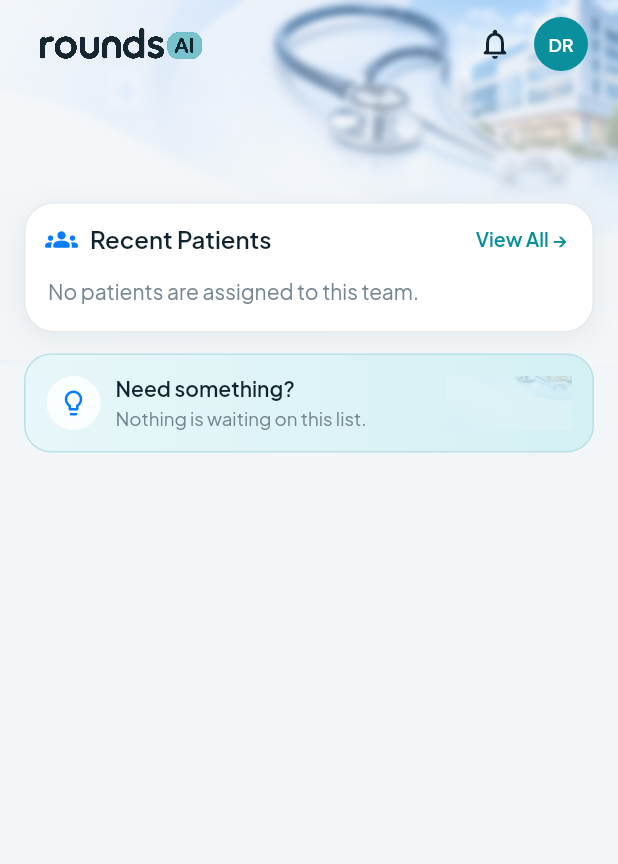
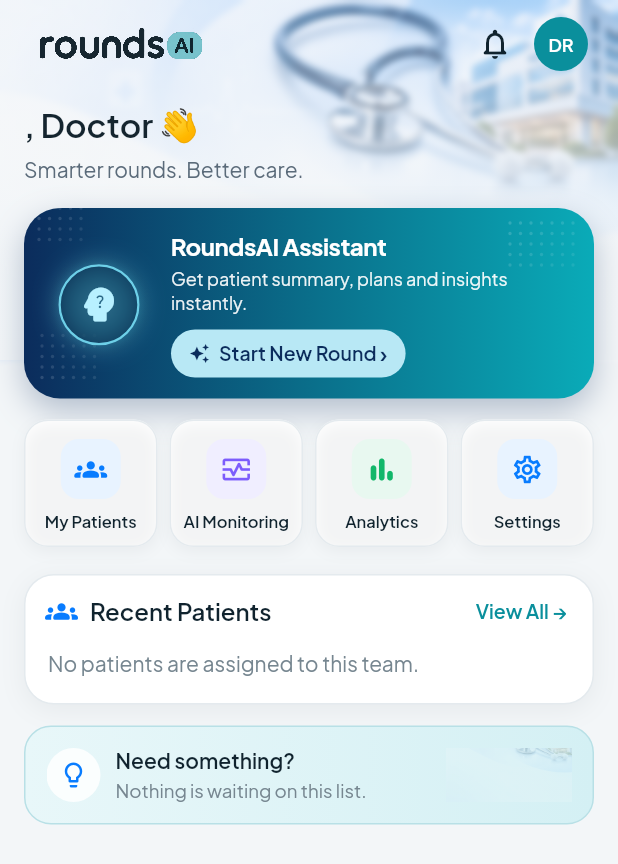
Before and after one commit to thirumaladdcreation/round-ai-frontend, a Flutter app: the HomeDashboard widget shown alone on an empty page, opened directly with empty values, on a phone screen of 412 x 824 dp. Shown: the top 864 px of the screen. Run offline on Flutter 3.47's test engine with Material 3 defaults, Android fonts, the phone set to English and light mode, and no system bars; our stand-ins replace dio, equatable, flutter_bloc, flutter_secure_storage, go_router, image_picker and 3 more; missing offline and left inert: record; accounts and stored records are empty.

Commit message:
Restore Today mockup layout: greeting, assistant card, and quick grid.
EOF

Co-authored-by: Cursor <cursoragent@cursor.com>

```diff
--- a/lib/features/today/screens/today_screen.dart
+++ b/lib/features/today/screens/today_screen.dart
@@ -12,8 +12,10 @@ import 'package:round_ai/features/today/bloc/home_event.dart';
 import 'package:round_ai/features/today/bloc/home_state.dart';
 import 'package:round_ai/features/today/models/home_snapshot.dart';
 import 'package:round_ai/features/today/repository/home_repository.dart';
+import 'package:round_ai/features/today/widgets/home_assistant_card.dart';
 import 'package:round_ai/features/today/widgets/home_census_preview.dart';
 import 'package:round_ai/features/today/widgets/home_header.dart';
+import 'package:round_ai/features/today/widgets/home_quick_grid.dart';
 import 'package:round_ai/features/today/widgets/home_status_view.dart';
 
 class TodayScreen extends StatelessWidget {
@@ -170,8 +172,11 @@ class HomeDashboardState extends State<HomeDashboard> {
                     snapshot: snapshot,
                     onNotifications: () {},
                   ),
+                  const SizedBox(height: 16),
+                  const HomeAssistantCard(),
+                  const SizedBox(height: 14),
+                  const HomeQuickGrid(),
                   const SizedBox(height: 18),
-                  // Patient list is the only focus on Today (P3).
                   HomeCensusPreview(snapshot: snapshot),
                 ],
               ),
--- a/lib/features/today/widgets/home_header.dart
+++ b/lib/features/today/widgets/home_header.dart
@@ -63,17 +63,27 @@ class HomeHeader extends StatelessWidget {
           ],
         ),
         const SizedBox(height: 14),
-        Text(
-          snapshot.dateLabel,
-          style: AppTypography.semiBold(
-            fontSize: 18,
-            height: 24 / 18,
-            color: ink,
+        Text.rich(
+          TextSpan(
+            children: <InlineSpan>[
+              TextSpan(
+                text: '${snapshot.greeting}, ${_displayName(snapshot.clinicianName)} ',
+                style: AppTypography.semiBold(
+                  fontSize: 22,
+                  height: 28 / 22,
+                  color: ink,
+                ),
+              ),
+              const TextSpan(
+                text: '👋',
+                style: TextStyle(fontSize: 22, height: 28 / 22),
+              ),
+            ],
           ),
         ),
         const SizedBox(height: 4),
         Text(
-          _countsLine(snapshot),
+          'Smarter rounds. Better care.',
           style: AppTypography.regular(
             fontSize: 14,
             height: 20 / 14,
@@ -84,23 +94,11 @@ class HomeHeader extends StatelessWidget {
     );
   }
 
-  String _countsLine(HomeSnapshot snapshot) {
-    final List<String> parts = <String>[
-      if (snapshot.patientCount > 0)
-        snapshot.patientCount == 1
-            ? '1 patient'
-            : '${snapshot.patientCount} patients',
-      if (snapshot.pendingTaskCount > 0)
-        snapshot.pendingTaskCount == 1
-            ? '1 open task'
-            : '${snapshot.pendingTaskCount} open tasks',
-      if (snapshot.draftsAwaitingReview > 0)
-        snapshot.draftsAwaitingReview == 1
-            ? '1 draft to review'
-            : '${snapshot.draftsAwaitingReview} drafts to review',
-    ];
-    if (parts.isEmpty) return snapshot.greeting;
-    return parts.join(' · ');
+  /// Prefer a short clinician display name (strip leading "Dr." for mockup tone).
+  String _displayName(String raw) {
+    final String trimmed = raw.trim();
+    if (trimmed.isEmpty) return 'Doctor';
+    return trimmed.replaceFirst(RegExp(r'^Dr\.?\s+', caseSensitive: false), '');
   }
 
   bool get _chatAvailable {
--- a/lib/features/today/widgets/home_quick_grid.dart
+++ b/lib/features/today/widgets/home_quick_grid.dart
@@ -15,7 +15,7 @@ class HomeQuickGrid extends StatelessWidget {
     final List<_QuickItem> items = <_QuickItem>[
       _QuickItem(
         label: 'My Patients',
-        icon: Icons.assignment_outlined,
+        icon: Icons.groups_rounded,
         tint: const Color(0xFF087CFF),
         soft: const Color(0xFFE8F3FF),
         onTap: () => context.go(AppRoutes.census),
@@ -23,22 +23,22 @@ class HomeQuickGrid extends StatelessWidget {
       _QuickItem(
         label: 'AI Monitoring',
         icon: Icons.monitor_heart_outlined,
-        tint: const Color(0xFF0A8F9C),
-        soft: const Color(0xFFD6F3F6),
+        tint: const Color(0xFF7C5CFC),
+        soft: const Color(0xFFF0EEFF),
         onTap: () => context.go(AppRoutes.rounds),
       ),
       _QuickItem(
         label: 'Analytics',
-        icon: Icons.insights_outlined,
-        tint: const Color(0xFF6B5CE7),
-        soft: const Color(0xFFF0EEFF),
+        icon: Icons.bar_chart_rounded,
+        tint: const Color(0xFF12B76A),
+        soft: const Color(0xFFE8F8F0),
         onTap: () => context.go(AppRoutes.learning),
       ),
       _QuickItem(
         label: 'Settings',
         icon: Icons.settings_outlined,
-        tint: const Color(0xFF5B6B7A),
-        soft: const Color(0xFFEEF2F5),
+        tint: const Color(0xFF087CFF),
+        soft: const Color(0xFFE8F3FF),
         onTap: () => context.go(AppRoutes.profile),
       ),
     ];
```
Also changed, not shown: 1 other file.
